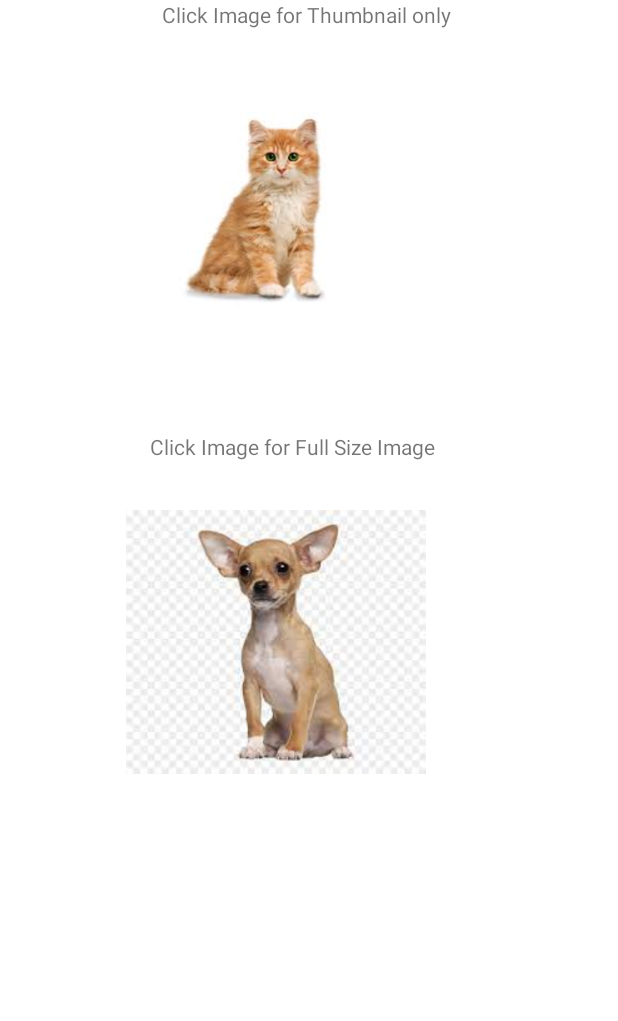
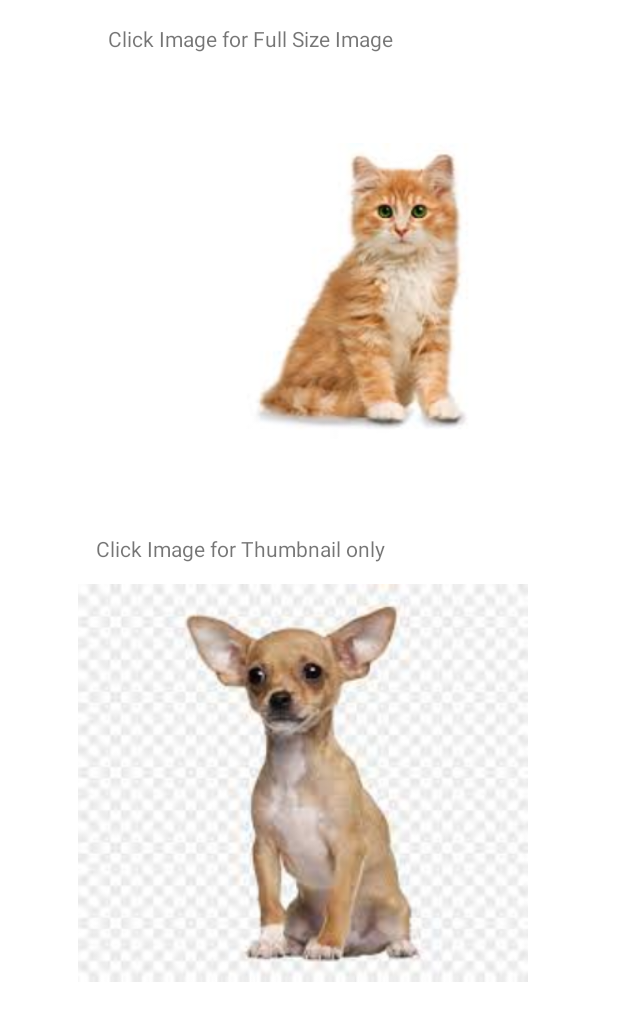
Before and after one commit to AllTeach/ResultsApi, an Android app: the layout activity_take_picture.xml on its own in the app's theme, with its tools: preview values and no code run, on a phone screen of 412 x 824 dp. Shown: the top 1021 px of the screen. Run offline under Robolectric (Android 15) with nearby library versions, the phone set to English and light mode, and no system bars.

Commit message:
added taking pictures

```diff
--- /dev/null
+++ b/app/src/main/java/com/example/resultsapi/PermissionRequest.java
@@ -0,0 +1,4 @@
+package com.example.resultsapi;
+
+public class PermissionRequest  {
+}
--- a/app/src/main/res/layout/activity_take_picture.xml
+++ b/app/src/main/res/layout/activity_take_picture.xml
@@ -8,10 +8,10 @@
 
     <ImageView
         android:id="@+id/ivFullSize"
-        android:layout_width="200dp"
-        android:layout_height="200dp"
-        android:layout_marginStart="44dp"
-        android:layout_marginTop="40dp"
+        android:layout_width="300dp"
+        android:layout_height="300dp"
+        android:layout_marginStart="52dp"
+        android:layout_marginTop="44dp"
         android:onClick="takeFullSizeImage"
         android:src="@drawable/catt"
         app:layout_constraintStart_toStartOf="parent"
@@ -19,10 +19,10 @@
 
     <ImageView
         android:id="@+id/ivThumbnail"
-        android:layout_width="200dp"
-        android:layout_height="200dp"
-        android:layout_marginStart="84dp"
-        android:layout_marginTop="328dp"
+        android:layout_width="300dp"
+        android:layout_height="300dp"
+        android:layout_marginStart="52dp"
+        android:layout_marginTop="372dp"
         android:onClick="takeStandardThumbnail"
         android:src="@drawable/dog"
 
@@ -33,8 +33,8 @@
         android:id="@+id/textView"
         android:layout_width="wrap_content"
         android:layout_height="wrap_content"
-        android:layout_marginStart="100dp"
-        android:layout_marginTop="288dp"
+        android:layout_marginStart="72dp"
+        android:layout_marginTop="16dp"
         android:text="Click Image for Full Size Image"
         app:layout_constraintStart_toStartOf="parent"
         app:layout_constraintTop_toTopOf="parent" />
@@ -43,9 +43,9 @@
         android:id="@+id/textView2"
         android:layout_width="wrap_content"
         android:layout_height="wrap_content"
-        android:layout_marginStart="108dp"
-        android:layout_marginTop="92dp"
+        android:layout_marginStart="64dp"
+        android:layout_marginTop="356dp"
         android:text="Click Image for Thumbnail only"
         app:layout_constraintStart_toStartOf="parent"
-        app:layout_constraintTop_toBottomOf="@+id/imageView2" />
+        app:layout_constraintTop_toTopOf="parent" />
 </androidx.constraintlayout.widget.ConstraintLayout>
--- /dev/null
+++ b/app/src/main/res/xml/file_paths.xml
@@ -0,0 +1,4 @@
+<?xml version="1.0" encoding="utf-8"?>
+<paths xmlns:android="http://schemas.android.com/apk/res/android">
+    <external-files-path name="my_images" path="Pictures" />
+</paths>
```
Also changed, not shown: app/src/main/AndroidManifest.xml (+16 -0 lines), app/src/main/java/com/example/resultsapi/ActivityTakePicture.java (+170 -6 lines).
